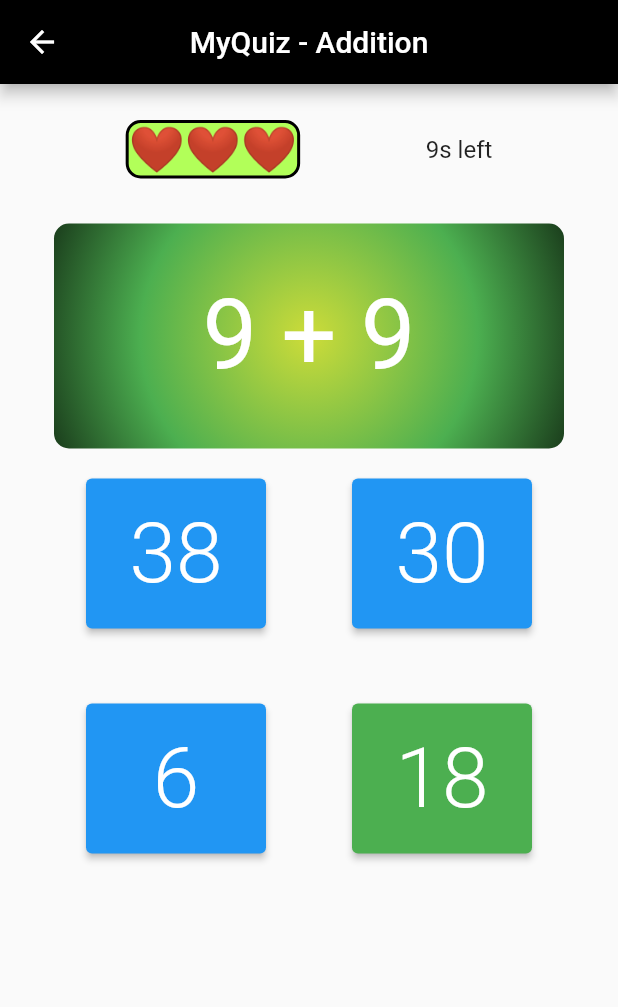
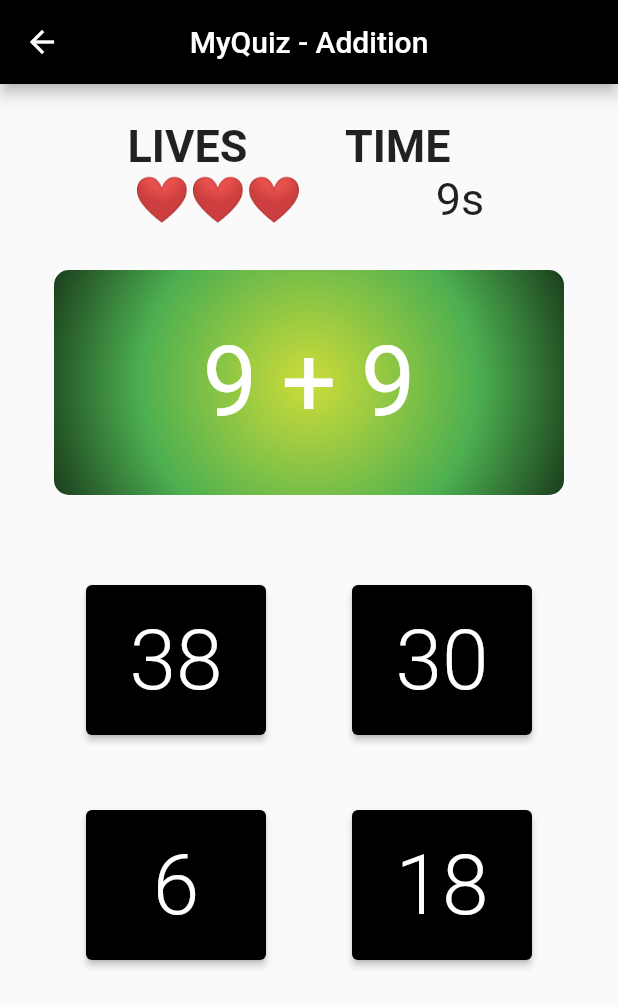
Before and after one commit to AliTfaily2/Mobile-Application-Project-1, a Flutter app: the MyQuiz screen opened directly, on a phone screen of 412 x 824 dp. Shown: the top 1007 px of the screen. Run offline on Flutter 3.47's test engine with Material 2 defaults, Android fonts, the phone set to English and light mode, and no system bars.

Commit message:
Finalized Design

```diff
--- a/lib/quiz.dart
+++ b/lib/quiz.dart
@@ -202,19 +202,18 @@ class _MyQuizState extends State<MyQuiz> {
         child: Column(
           children: [
             const SizedBox(height: 24,),
+            const Row(
+                children: [
+                  SizedBox(width: 85,),
+                  Text("LIVES", style: TextStyle(fontSize: 30, fontWeight: FontWeight.bold)),
+                  SizedBox(width: 65,),
+                  Text('TIME', style: TextStyle(fontSize: 30,fontWeight: FontWeight.bold),),
+                ]
+            ),
             Row(mainAxisAlignment: MainAxisAlignment.spaceEvenly,
               children: [
-                Container(
-                  decoration: BoxDecoration(
-                    border: Border.all(
-                      width: 2
-                    ),
-                    color: Colors.lightGreenAccent,
-                    borderRadius: BorderRadius.circular(10.0)
-                  ),
-                  child: Text(hearts, style: const TextStyle(fontSize: 30)),
-                ),
-                Text('${countdown}s left', style: const TextStyle(fontSize: 16),),
+                Text(hearts, style: const TextStyle(fontSize: 30)),
+                Text('${countdown}s', style: const TextStyle(fontSize: 30),),
               ]
             ),
             const SizedBox(height:30),
@@ -234,7 +233,7 @@ class _MyQuizState extends State<MyQuiz> {
               ),
               child: Center(child: Text('${num1.toInt()} ${widget.operation} ${num2.toInt()}', style: const TextStyle(fontSize: 65,color: Colors.white),),)
             ),
-            const SizedBox(height: 20,),
+            const SizedBox(height: 60,),
             Row(
               mainAxisAlignment: MainAxisAlignment.spaceEvenly,
               children: [
@@ -243,7 +242,7 @@ class _MyQuizState extends State<MyQuiz> {
                   timer.cancel();
                   checkAnswer(options[0]);
                 },
-                  style: ElevatedButton.styleFrom(),
+                  style: ElevatedButton.styleFrom(backgroundColor: Colors.black),
                   child: Text(options[0].toStringAsFixed(x), style: const TextStyle(fontSize: 56, fontWeight: FontWeight.w300),),
                     )
                 ),
@@ -252,7 +251,7 @@ class _MyQuizState extends State<MyQuiz> {
                       timer.cancel();
                       checkAnswer(options[1]);
                     },
-                      style: ElevatedButton.styleFrom(),
+                      style: ElevatedButton.styleFrom(backgroundColor: Colors.black),
                       child: Text(options[1].toStringAsFixed(x), style: const TextStyle(fontSize: 56, fontWeight: FontWeight.w300)),
                     )
                 ),
@@ -267,7 +266,7 @@ class _MyQuizState extends State<MyQuiz> {
                       timer.cancel();
                       checkAnswer(options[2]);
                     },
-                      style: ElevatedButton.styleFrom(),
+                      style: ElevatedButton.styleFrom(backgroundColor: Colors.black),
                       child: Text(options[2].toStringAsFixed(x), style: const TextStyle(fontSize: 56, fontWeight: FontWeight.w300)),
                     )
                 ),
@@ -276,7 +275,7 @@ class _MyQuizState extends State<MyQuiz> {
                       timer.cancel();
                       checkAnswer(options[3]);
                     },
-                      style: ElevatedButton.styleFrom(backgroundColor: Colors.green),
+                      style: ElevatedButton.styleFrom(backgroundColor: Colors.black),
                       child: Text(options[3].toStringAsFixed(x), style: const TextStyle(fontSize: 56, fontWeight: FontWeight.w300)),
                     )
                 ),
```
Also changed, not shown: assets/addition.png (added), assets/division.png (added), assets/logo.png (added), assets/multiplication.png (added), assets/subtraction.png (added).
